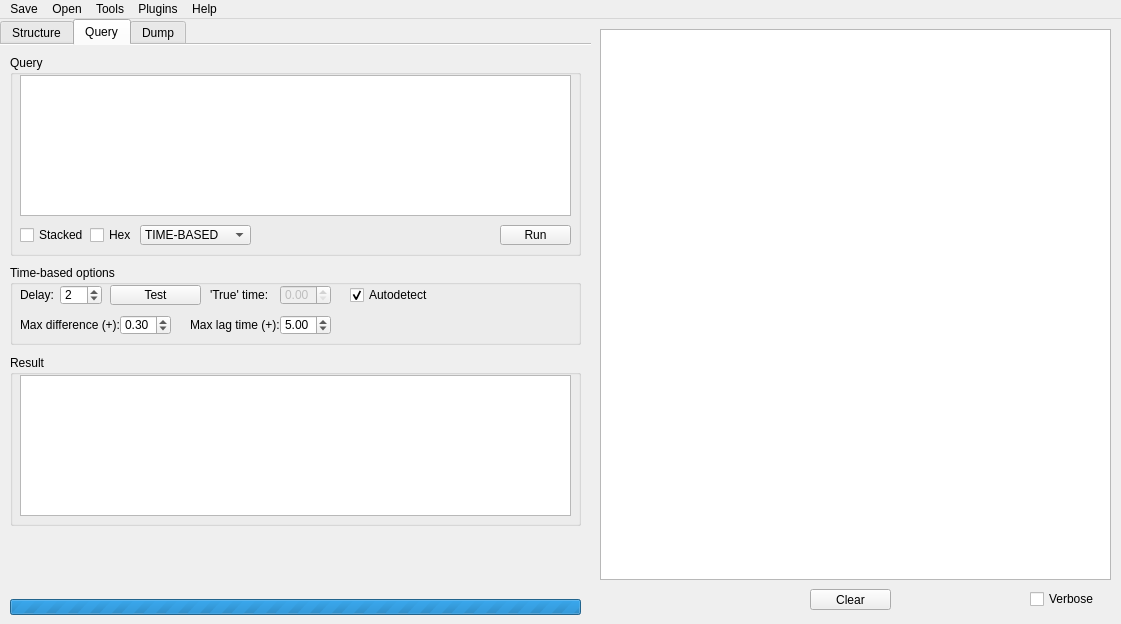
Above: gui/main/main.ui from kaeso/enema before the change. Below: the same form after it.
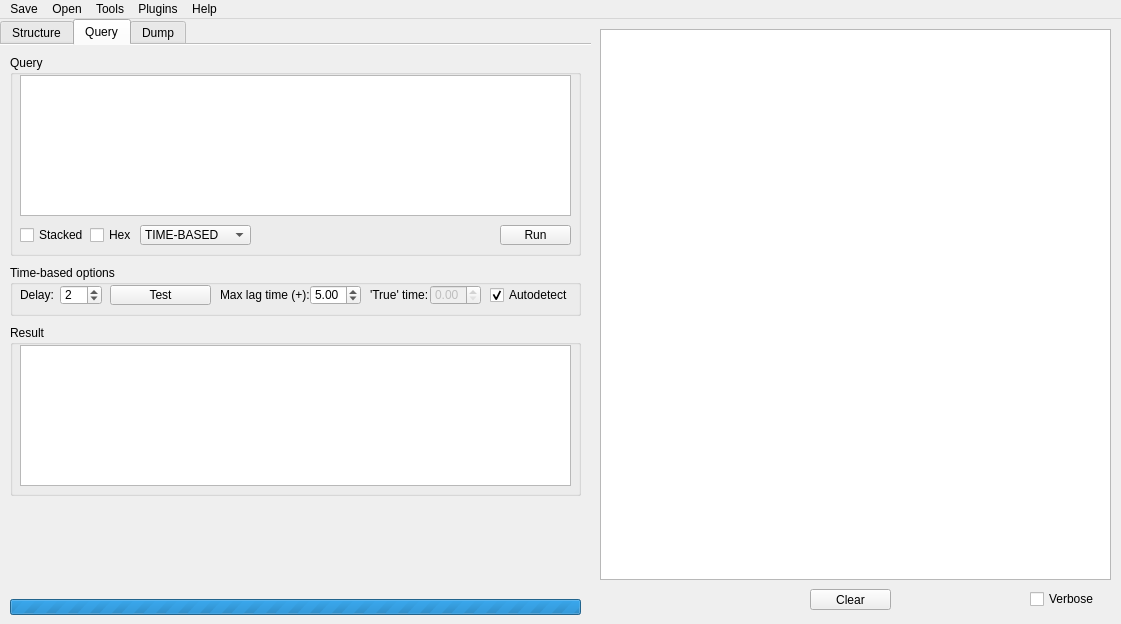
That is the form after the change. The open tabs and pages were chosen to show the change.

Commit message: max difference option has been removed from time-based blind options due to unuseful

Patch:
```diff
--- a/gui/main/main.ui
+++ b/gui/main/main.ui
@@ -649,7 +649,7 @@
       <property name="geometry">
        <rect>
         <x>10</x>
-        <y>310</y>
+        <y>280</y>
         <width>571</width>
         <height>171</height>
        </rect>
@@ -680,7 +680,7 @@
         <x>10</x>
         <y>220</y>
         <width>571</width>
-        <height>80</height>
+        <height>51</height>
        </rect>
       </property>
       <property name="title">
@@ -724,7 +724,7 @@
        </property>
        <property name="geometry">
         <rect>
-         <x>270</x>
+         <x>420</x>
          <y>20</y>
          <width>51</width>
          <height>20</height>
@@ -746,7 +746,7 @@
       <widget class="QLabel" name="trueTimeLabel">
        <property name="geometry">
         <rect>
-         <x>200</x>
+         <x>360</x>
          <y>20</y>
          <width>61</width>
          <height>20</height>
@@ -759,7 +759,7 @@
       <widget class="QCheckBox" name="isAuto">
        <property name="geometry">
         <rect>
-         <x>340</x>
+         <x>480</x>
          <y>20</y>
          <width>81</width>
          <height>20</height>
@@ -772,46 +772,11 @@
         <bool>true</bool>
        </property>
       </widget>
-      <widget class="QDoubleSpinBox" name="differenceBox">
-       <property name="geometry">
-        <rect>
-         <x>110</x>
-         <y>50</y>
-         <width>51</width>
-         <height>20</height>
-        </rect>
-       </property>
-       <property name="decimals">
-        <number>2</number>
-       </property>
-       <property name="maximum">
-        <double>30.000000000000000</double>
-       </property>
-       <property name="singleStep">
-        <double>0.100000000000000</double>
-       </property>
-       <property name="value">
-        <double>0.300000000000000</double>
-       </property>
-      </widget>
-      <widget class="QLabel" name="differenceLabel">
-       <property name="geometry">
-        <rect>
-         <x>10</x>
-         <y>50</y>
-         <width>101</width>
-         <height>20</height>
-        </rect>
-       </property>
-       <property name="text">
-        <string>Max difference (+):</string>
-       </property>
-      </widget>
       <widget class="QLabel" name="lagLabel">
        <property name="geometry">
         <rect>
-         <x>180</x>
-         <y>50</y>
+         <x>210</x>
+         <y>20</y>
          <width>91</width>
          <height>20</height>
         </rect>
@@ -825,7 +790,7 @@
         <rect>
          <x>100</x>
          <y>20</y>
-         <width>91</width>
+         <width>101</width>
          <height>20</height>
         </rect>
        </property>
@@ -836,8 +801,8 @@
       <widget class="QDoubleSpinBox" name="lagBox">
        <property name="geometry">
         <rect>
-         <x>270</x>
-         <y>50</y>
+         <x>300</x>
+         <y>20</y>
          <width>51</width>
          <height>20</height>
         </rect>
```
The commit also changes 3 other files.
